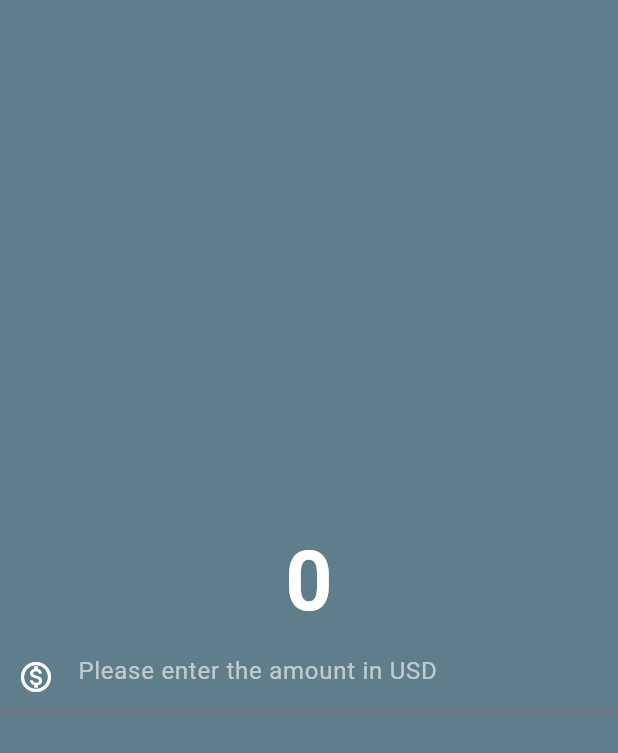
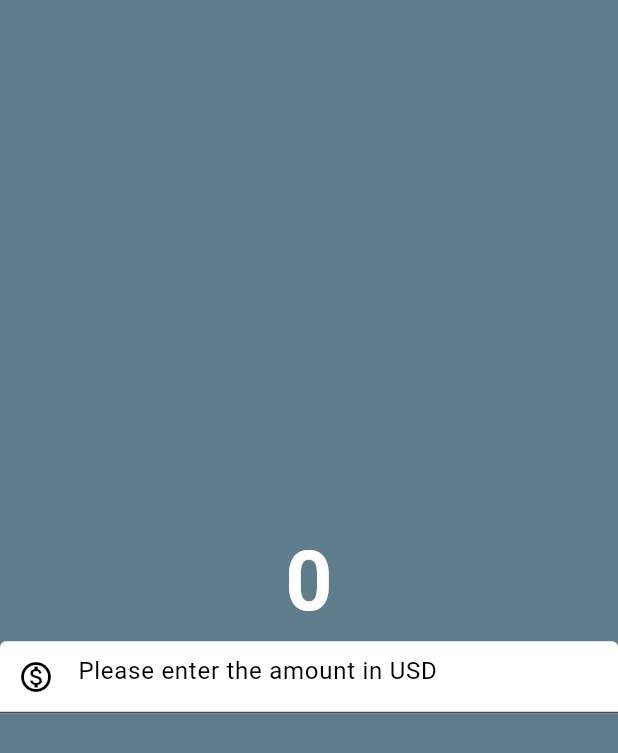
Before and after one commit to Aarush-Parashar/currency_convertor, a Flutter app: the screen it shows after launch, on a phone screen of 412 x 824 dp. Shown: the top 753 px of the screen. Run offline on Flutter 3.47's test engine with Material 3 defaults, Android fonts, the phone set to English and light mode, and no system bars.

Commit message:
improved the app

```diff
--- a/lib/currency_convertor_material_page.dart
+++ b/lib/currency_convertor_material_page.dart
@@ -19,15 +19,25 @@ class CurrencyConvertorMaterialPage extends StatelessWidget {
                   color: Color.fromARGB(255, 255, 255, 255)),
             ),
             TextField(
-              style: TextStyle(color: Color.fromARGB(255, 255, 255, 255)),
+              style: TextStyle(color: Colors.black),
               decoration: InputDecoration(
-                  hintText: "Please enter the amount in USD",
-                  hintStyle: TextStyle(
-                    color: Colors.white60,
+                hintText: "Please enter the amount in USD",
+                hintStyle: TextStyle(
+                  color: Colors.black,
+                ),
+                prefixIcon: Icon(Icons.monetization_on_outlined),
+                prefixIconColor: Colors.black,
+                filled: true,
+                fillColor: Colors.white,
+                focusedBorder: OutlineInputBorder(
+                  borderSide: BorderSide(
+                    color: Colors.black,
+                    width: 2.0,
+                    style: BorderStyle.solid,
                   ),
-                  prefixIcon: Icon(Icons.monetization_on_outlined),
-                  prefixIconColor: Colors.white),
-            ),
+                ),
+              ),
+            )
           ],
         ),
       ),
```
